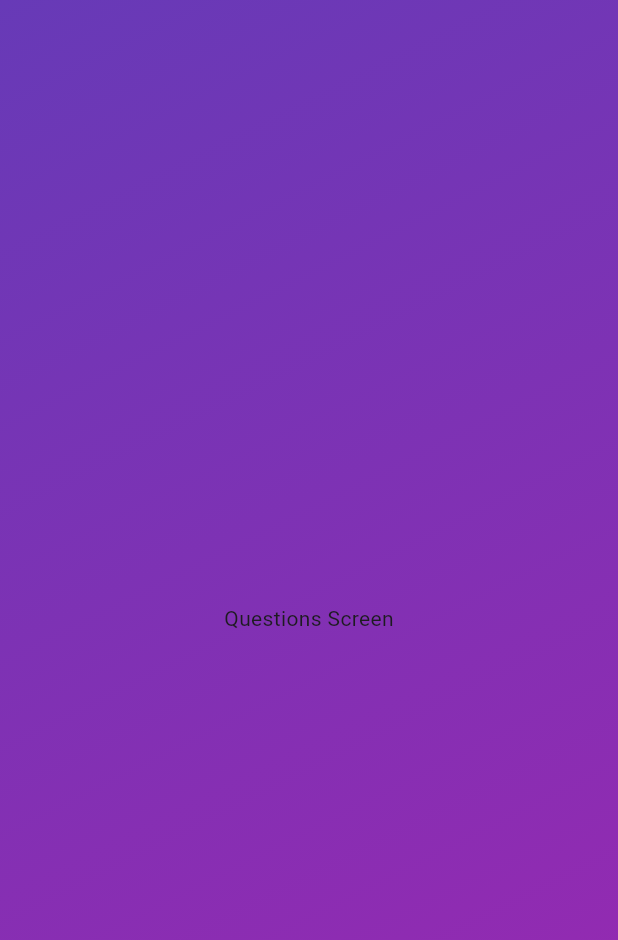
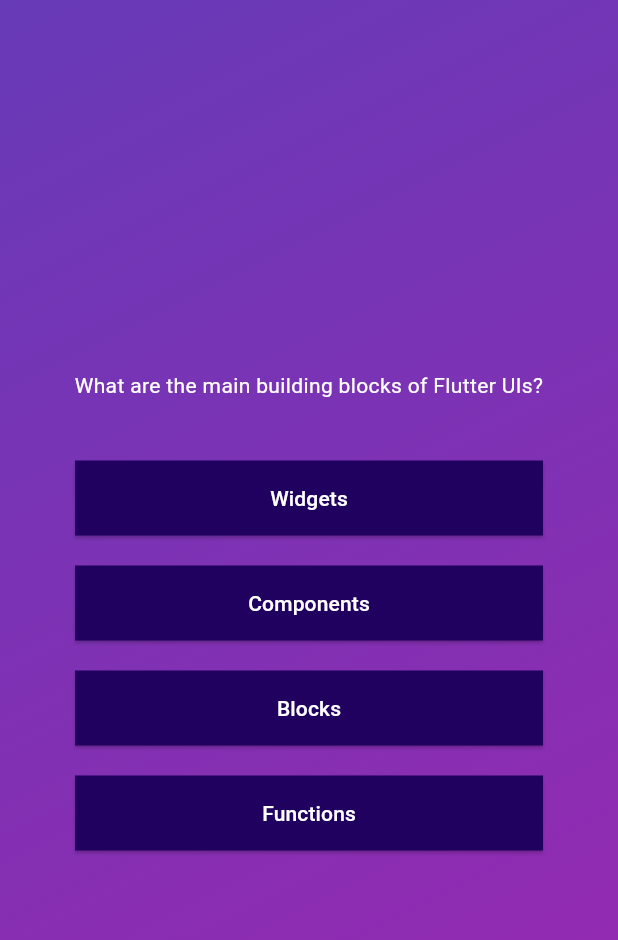
Before and after one commit to msvzero/quiz, a Flutter app: the screen it shows after launch, after a tap on "Start Quiz", on a phone screen of 412 x 824 dp. Shown: the top 940 px of the screen. Run offline on Flutter 3.47's test engine with Material 3 defaults, Android fonts, the phone set to English and light mode, and no system bars.

Commit message:
Actualizado pantalla para mostrar preguntas y opciones

```diff
--- /dev/null
+++ b/lib/custom_widget/answerButton.dart
@@ -0,0 +1,21 @@
+import 'package:flutter/material.dart';
+
+class AnswerButton extends StatelessWidget {
+  const AnswerButton(this.answerText, this.onTap, {super.key});
+
+  final String answerText;
+  final void Function() onTap;
+
+  @override
+  Widget build(BuildContext context) {
+    return ElevatedButton(
+      onPressed: onTap,
+      style: ElevatedButton.styleFrom(
+          padding: const EdgeInsets.symmetric(horizontal: 30, vertical: 15),
+          backgroundColor: const Color.fromARGB(255, 33, 1, 95),
+          foregroundColor: Colors.white,
+          shape: const LinearBorder()),
+      child: Text(answerText),
+    );
+  }
+}
--- a/lib/custom_widget/question_screen.dart
+++ b/lib/custom_widget/question_screen.dart
@@ -1,4 +1,6 @@
 import 'package:flutter/material.dart';
+import 'package:quiz_app/custom_widget/answerButton.dart';
+import 'package:quiz_app/data/question.dart';
 
 class QuestionsScreen extends StatefulWidget {
   const QuestionsScreen({super.key});
@@ -10,8 +12,32 @@ class QuestionsScreen extends StatefulWidget {
 }
 
 class _QuestionsScreenState extends State<QuestionsScreen> {
+  final currentQuestion = questions[0];
+
   @override
   Widget build(BuildContext context) {
-    return Center(child: const Text('Questions Screen'));
+    return Container(
+      margin: const EdgeInsets.all(40),
+      child: SizedBox(
+        width: double.infinity,
+        child: Column(
+          mainAxisAlignment: MainAxisAlignment.center,
+          crossAxisAlignment: CrossAxisAlignment.stretch,
+          children: [
+            Text(
+              currentQuestion.text,
+              style: const TextStyle(color: Colors.white),
+              textAlign: TextAlign.center,
+            ),
+            const SizedBox(height: 30),
+            ...currentQuestion.answers.map(
+              (answer) => Container(
+                  margin: const EdgeInsets.all(10),
+                  child: AnswerButton(answer, () {})),
+            )
+          ],
+        ),
+      ),
+    );
   }
 }
--- /dev/null
+++ b/lib/data/question.dart
@@ -0,0 +1,55 @@
+import 'package:quiz_app/models/quiz_question.dart';
+
+const questions = [
+  QuizQuestion(
+    'What are the main building blocks of Flutter UIs?',
+    [
+      'Widgets',
+      'Components',
+      'Blocks',
+      'Functions',
+    ],
+  ),
+  QuizQuestion('How are Flutter UIs built?', [
+    'By combining widgets in code',
+    'By combining widgets in a visual editor',
+    'By defining widgets in config files',
+    'By using XCode for iOS and Android Studio for Android',
+  ]),
+  QuizQuestion(
+    'What\'s the purpose of a StatefulWidget?',
+    [
+      'Update UI as data changes',
+      'Update data as UI changes',
+      'Ignore data changes',
+      'Render UI that does not depend on data',
+    ],
+  ),
+  QuizQuestion(
+    'Which widget should you try to use more often: StatelessWidget or StatefulWidget?',
+    [
+      'StatelessWidget',
+      'StatefulWidget',
+      'Both are equally good',
+      'None of the above',
+    ],
+  ),
+  QuizQuestion(
+    'What happens if you change data in a StatelessWidget?',
+    [
+      'The UI is not updated',
+      'The UI is updated',
+      'The closest StatefulWidget is updated',
+      'Any nested StatefulWidgets are updated',
+    ],
+  ),
+  QuizQuestion(
+    'How should you update data inside of StatefulWidgets?',
+    [
+      'By calling setState()',
+      'By calling updateData()',
+      'By calling updateUI()',
+      'By calling updateState()',
+    ],
+  ),
+];
--- /dev/null
+++ b/lib/models/quiz_question.dart
@@ -0,0 +1,5 @@
+class QuizQuestion {
+  const QuizQuestion(this.text, this.answers);
+  final String text;
+  final List<String> answers;
+}
```
